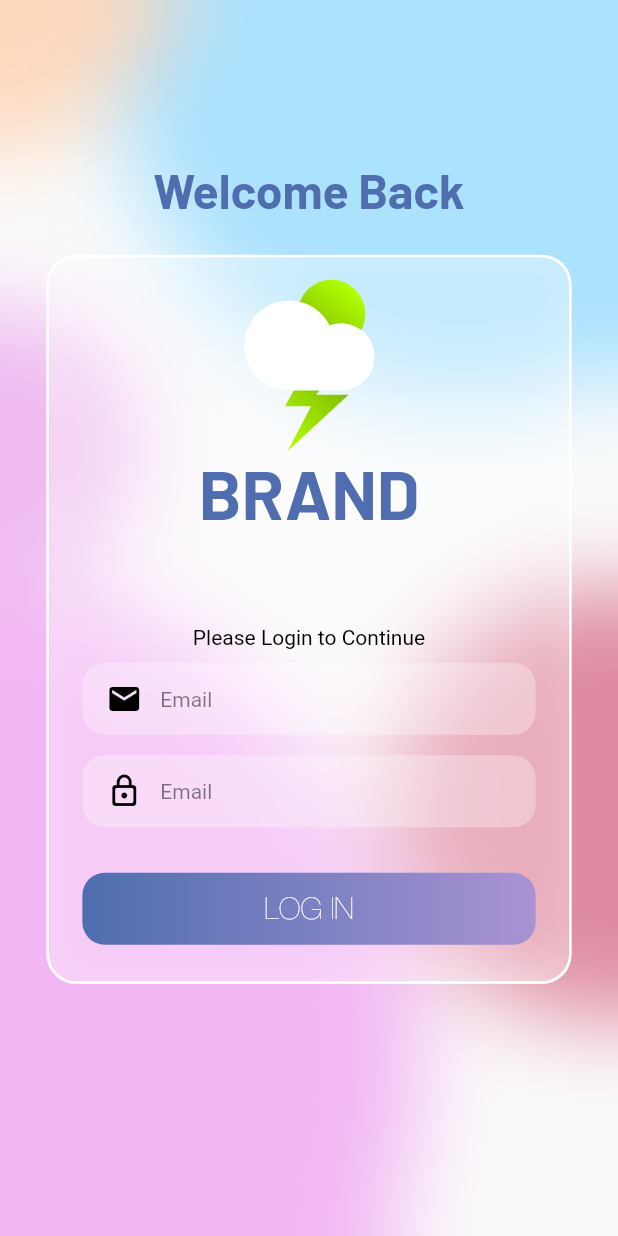
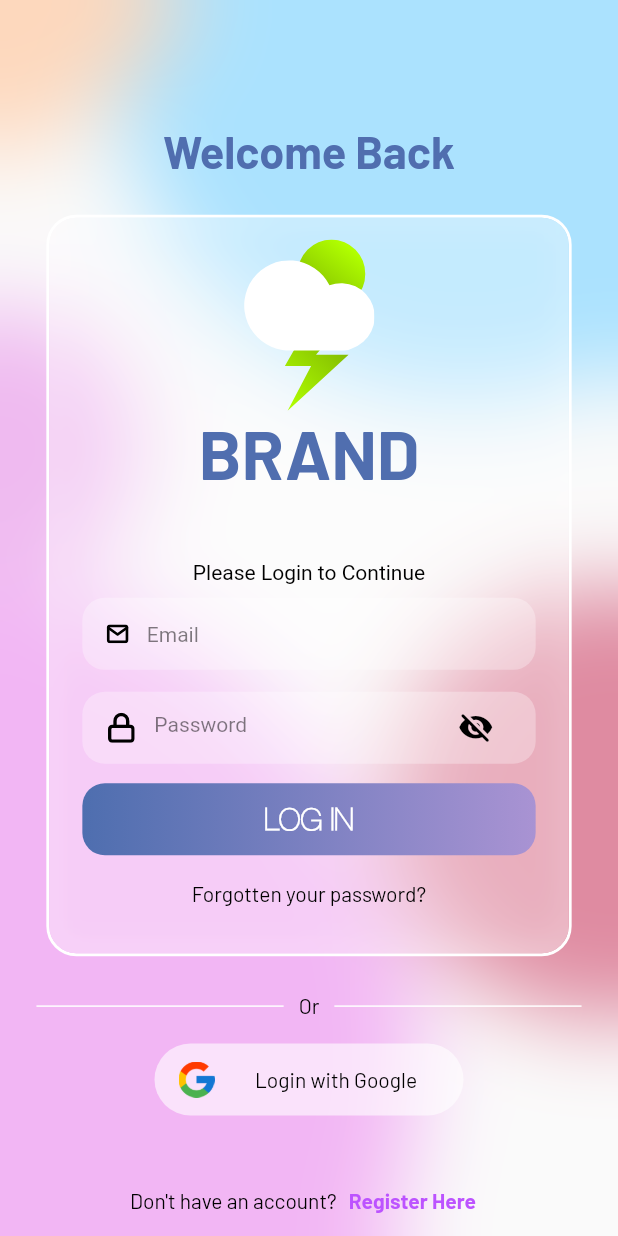
Before and after one commit to nouvosajja/Brand, a Flutter app: the screen it shows after launch, on a phone screen of 412 x 824 dp. Run offline on Flutter 3.47's test engine with Material 2 defaults, Android fonts, the phone set to English and light mode, and no system bars; our stand-ins replace flutter_svg.

Commit message:
Feat: [NC] Fix Login Screen

```diff
--- a/lib/Login/screen.dart
+++ b/lib/Login/screen.dart
@@ -11,6 +11,10 @@ class LoginScreen extends StatefulWidget {
 }
 
 class _LoginScreenState extends State<LoginScreen> {
+  bool obscureText = true;
+  final GlobalKey<FormFieldState<String>> _passwordFieldKey =
+      GlobalKey<FormFieldState<String>>();
+
   @override
   Widget build(BuildContext context) {
     return GestureDetector(onTap: () {
@@ -43,14 +47,14 @@ class _LoginScreenState extends State<LoginScreen> {
                   Column(
                     children: [
                       SizedBox(
-                        height: screenHeight * 0.13,
+                        height: screenHeight * 0.1,
                       ),
                       Center(
                         child: Text(
                           "Welcome Back",
                           style: TextStyle(
                             fontFamily: 'Barlow',
-                            fontSize: 32,
+                            fontSize: 30,
                             fontWeight: FontWeight.bold,
                             color: Color(0xFF506EAF),
                           ),
@@ -63,7 +67,7 @@ class _LoginScreenState extends State<LoginScreen> {
                         children: [
                           Container(
                             width: screenWidth * 0.85,
-                            height: screenHeight * 0.59,
+                            height: screenHeight * 0.6,
                             decoration: BoxDecoration(
                               borderRadius: BorderRadius.circular(20),
                               border: Border.all(
@@ -117,7 +121,7 @@ class _LoginScreenState extends State<LoginScreen> {
                           ),
                           Positioned(
                             top: screenHeight *
-                                0.3, // Mengatur posisi teks di bawah SVG
+                                0.28, // Mengatur posisi teks di bawah SVG
                             left: 0,
                             right: 0,
                             child: Text(
@@ -131,7 +135,7 @@ class _LoginScreenState extends State<LoginScreen> {
                           ),
                           Positioned(
                             top: screenHeight *
-                                0.33, // Mengatur posisi TextField
+                                0.31, // Mengatur posisi TextField
                             left: 0,
                             right: 0,
                             child: Container(
@@ -144,9 +148,10 @@ class _LoginScreenState extends State<LoginScreen> {
                               ),
                               child: Row(
                                 children: [
-                                  Icon(
-                                    Icons.email, // Ikon email
-                                    color: Colors.black,
+                                  SvgPicture.asset(
+                                    'assets/images/Mail.svg',
+                                    width: 15,
+                                    height: 15,
                                   ),
                                   SizedBox(width: 12),
                                   Expanded(
@@ -166,34 +171,52 @@ class _LoginScreenState extends State<LoginScreen> {
                             ),
                           ),
                           Positioned(
-                            top: screenHeight *
-                                0.405, // Mengatur posisi TextField
+                            top: screenHeight * 0.386,
                             left: 0,
                             right: 0,
                             child: Container(
                               margin: EdgeInsets.symmetric(horizontal: 24),
                               padding: EdgeInsets.symmetric(horizontal: 16),
                               decoration: BoxDecoration(
-                                color: Colors.white.withOpacity(
-                                    0.3), // Latar belakang warna abu-abu blur
+                                color: Colors.white.withOpacity(0.3),
                                 borderRadius: BorderRadius.circular(15),
                               ),
                               child: Row(
                                 children: [
-                                  Icon(
-                                    Icons.lock_outline_rounded, // Ikon email
-                                    color: Colors.black,
+                                  SvgPicture.asset(
+                                    'assets/images/Lock.svg',
+                                    width: 20,
+                                    height: 20,
                                   ),
                                   SizedBox(width: 12),
                                   Expanded(
                                     child: TextField(
+                                      key: _passwordFieldKey,
+                                      obscureText: obscureText,
                                       decoration: InputDecoration(
-                                        hintText: "Email",
+                                        hintText: "Password",
                                         hintStyle: TextStyle(
                                           color: Colors.black.withOpacity(0.5),
                                           fontSize: 14,
                                         ),
                                         border: InputBorder.none,
+                                        suffixIcon: GestureDetector(
+                                          onTap: () {
+                                            // Tambahkan logika untuk mengubah obscureText
+                                            setState(() {
+                                              obscureText = !obscureText;
+                                            });
+                                            _passwordFieldKey.currentState
+                                                ?.didChange('');
+                                          },
+                                          child: Icon(
+                                            obscureText
+                                                ? Icons.visibility_off_rounded
+                                                : Icons
+                                                    .visibility_rounded, // Ganti ikon mata terbuka/tutup
+                                            color: Colors.black,
+                                          ),
+                                        ),
                                       ),
                                     ),
                                   ),
@@ -201,10 +224,8 @@ class _LoginScreenState extends State<LoginScreen> {
                               ),
                             ),
                           ),
-                          // make button with positioned
                           Positioned(
-                            top: screenHeight *
-                                0.5, // Mengatur posisi tombol login
+                            top: screenHeight * 0.46,
                             left: 0,
                             right: 0,
                             child: Container(
@@ -215,7 +236,7 @@ class _LoginScreenState extends State<LoginScreen> {
                                   colors: [
                                     Color(0xFF4E6EAF),
                                     Color(0xFFA993D3)
-                                  ], // Ubah warna gradient sesuai preferensi Anda
+                                  ],
                                   begin: Alignment.centerLeft,
                                   end: Alignment.centerRight,
                                 ),
@@ -229,17 +250,129 @@ class _LoginScreenState extends State<LoginScreen> {
                                     color: Colors.white,
                                     fontSize: 20,
                                     fontFamily: 'HelveticaNeue',
+                                    fontWeight: FontWeight.bold,
                                   ),
                                 ),
                               ),
                             ),
                           ),
+                          Positioned(
+                            top: screenHeight * 0.52,
+                            left: 0,
+                            right: 0,
+                            child: TextButton(
+                              onPressed: () {},
+                              child: Text(
+                                "Forgotten your password?",
+                                style: TextStyle(
+                                  color: Colors.black,
+                                  fontSize: 14,
+                                  fontFamily: 'Barlow',
+                                ),
+                              ),
+                            ),
+                          ),
                         ],
-                      )
+                      ),
+                      SizedBox(
+                        height: screenHeight * 0.03,
+                      ),
+                      // make line and between the line text or
+                      Row(
+                        mainAxisAlignment: MainAxisAlignment.center,
+                        children: [
+                          Container(
+                            width: screenWidth * 0.4,
+                            height: 1,
+                            color: Colors.white,
+                          ),
+                          SizedBox(
+                            width: 10,
+                          ),
+                          Text(
+                            "Or",
+                            style: TextStyle(
+                              color: Colors.black,
+                              fontSize: 14,
+                              fontFamily: 'Barlow',
+                            ),
+                          ),
+                          SizedBox(
+                            width: 10,
+                          ),
+                          Container(
+                            width: screenWidth * 0.4,
+                            height: 1,
+                            color: Colors.white,
+                          ),
+                        ],
+                      ),
+                      SizedBox(
+                        height: screenHeight * 0.02,
+                      ),
+                      Container(
+                        width: screenWidth * 0.5,
+                        padding: EdgeInsets.symmetric(horizontal: 16),
+                        decoration: BoxDecoration(
+                          color: Colors.white.withOpacity(0.6),
+                          borderRadius: BorderRadius.circular(30),
+                        ),
+                        child: Row(
+                          children: [
+                            Image.asset(
+                              'assets/images/google.png',
+                              width: 24,
+                              height: 24,
+                            ),
+                            SizedBox(width: 12),
+                            Expanded(
+                              child: TextButton(
+                                onPressed: () {},
+                                child: Text(
+                                  "Login with Google",
+                                  style: TextStyle(
+                                    color: Colors.black,
+                                    fontSize: 14,
+                                    fontFamily: 'Barlow',
+                                  ),
+                                ),
+                              ),
+                            ),
+                          ],
+                        ),
+                      ),
+                      SizedBox(
+                        height: screenHeight * 0.04,
+                      ),
+                      Row(
+                        mainAxisAlignment: MainAxisAlignment.center,
+                        children: [
+                          Text(
+                            "Don't have an account?",
+                            style: TextStyle(
+                              color: Colors.black,
+                              fontSize: 14,
+                              fontFamily: 'Barlow',
+                            ),
+                          ),
+                          TextButton(
+                            onPressed: () {},
+                            child: Text(
+                              "Register Here",
+                              style: TextStyle(
+                                color: Color(0xFFBC53FF),
+                                fontSize: 14,
+                                fontFamily: 'Barlow',
+                                fontWeight: FontWeight.bold,
+                              ),
+                            ),
+                          ),
+                        ],
+                      ),
                     ],
                   ),
                 ],
-              )
+              ),
             ],
           ),
         ),
--- a/pubspec.yaml
+++ b/pubspec.yaml
@@ -63,6 +63,10 @@ flutter:
     - assets/images/BG1.svg
     - assets/images/Logo.svg
     - assets/images/BG2.svg
+    - assets/images/google.png
+    - assets/images/Lock.svg
+    - assets/images/Mail.svg
+
 
   #   - images/a_dot_ham.jpeg
 
```
Also changed, not shown: assets/images/Lock.svg (added), assets/images/Mail.svg (added), assets/images/google.png (added).
